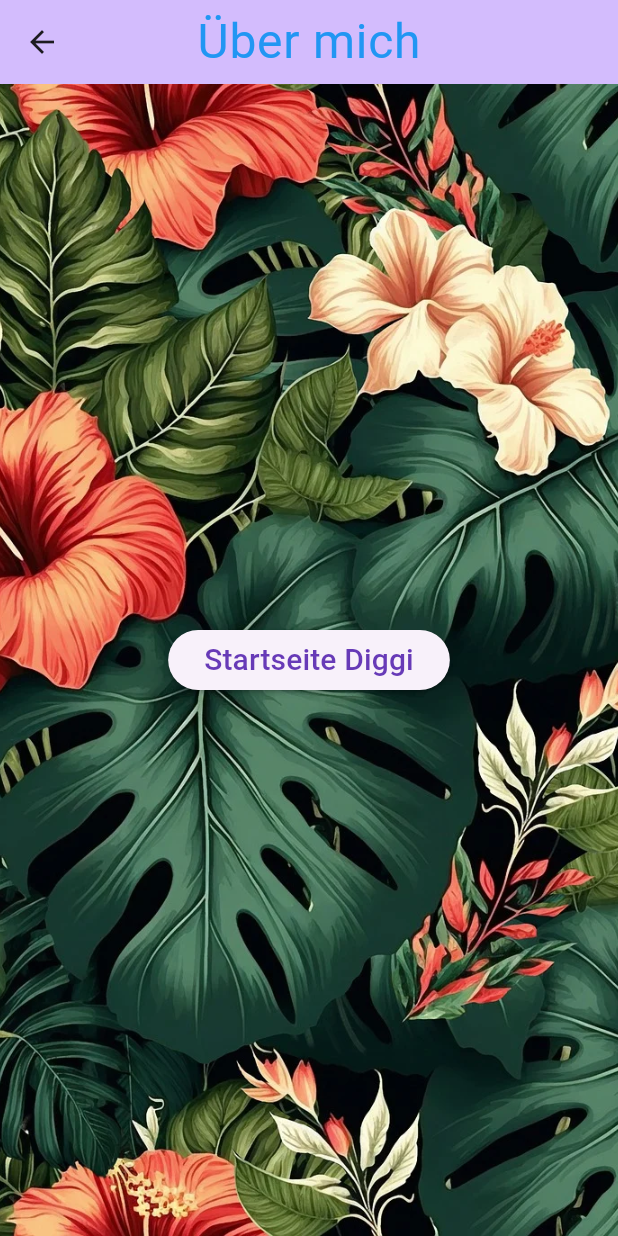
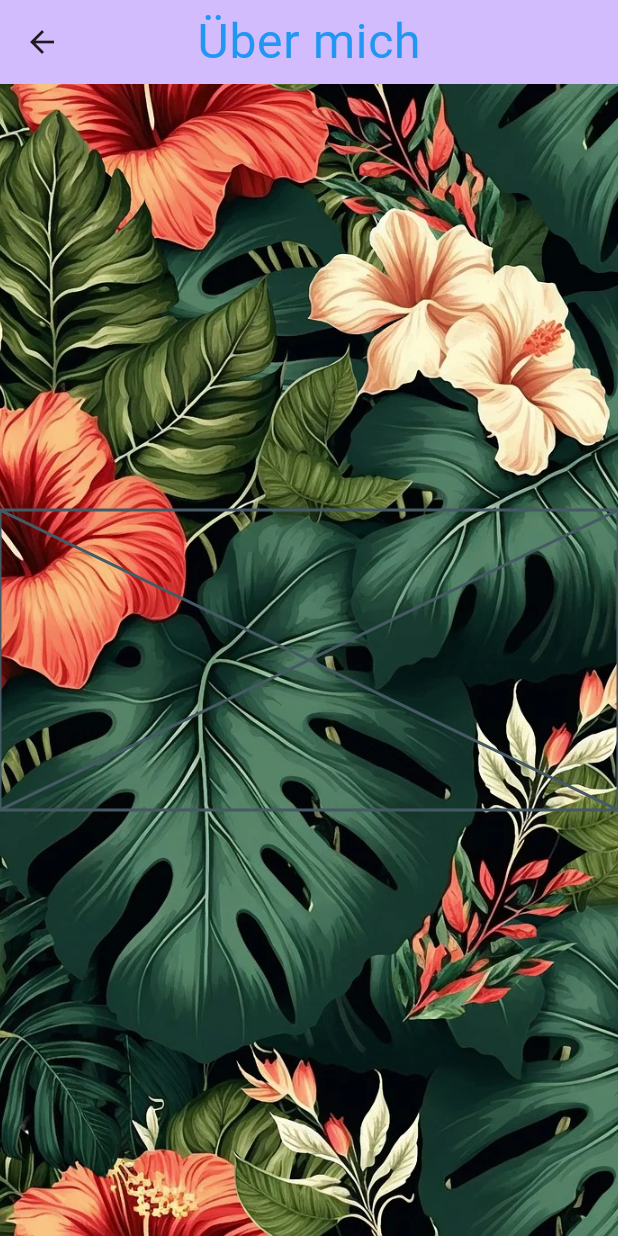
Before and after one commit to Dmuldoraf/portfolio_947134, a Flutter app: the AboutScreenState screen opened by its route, on a phone screen of 412 x 824 dp. Run offline on Flutter 3.47's test engine with Material 3 defaults, Android fonts, the phone set to English and light mode, and no system bars; our stand-ins replace animated_text_kit, google_fonts.

Commit message:
refactor: delete unused widgets

```diff
--- a/lib/presentation/Widgets/navigation_button.dart
+++ /dev/null
@@ -1,21 +0,0 @@
-import 'package:flutter/material.dart';
-import 'package:google_fonts/google_fonts.dart';
-
-class NavigationButton extends StatelessWidget {
-  final String name;
-  final String route;
-  const NavigationButton({super.key, required this.name, required this.route});
-
-  @override
-  Widget build(BuildContext context) {
-    return Padding(
-      padding: const EdgeInsets.all(12.0),
-      child: ElevatedButton(
-        onPressed: () => Navigator.pushNamed(context, route),
-        child: Text(name,
-            style:
-                GoogleFonts.russoOne(textStyle: const TextStyle(fontSize: 20))),
-      ),
-    );
-  }
-}
--- a/lib/presentation/about_page/abaout_screen.dart
+++ b/lib/presentation/about_page/abaout_screen.dart
@@ -1,6 +1,6 @@
 import 'package:flutter/material.dart';
 import 'package:google_fonts/google_fonts.dart';
-import 'package:portfolio_947134/presentation/Widgets/navigation_button.dart';
+
 
 class AboutScreenState extends StatelessWidget {
   const AboutScreenState({super.key});
@@ -27,7 +27,10 @@ class AboutScreenState extends StatelessWidget {
           child: Column(
             mainAxisAlignment: MainAxisAlignment.center,
             children: [
-              NavigationButton(name: 'Startseite Diggi', route: '/'),
+              Placeholder(
+                fallbackHeight: 200,
+                fallbackWidth: 200,
+              ),
             ],
           ),
         ),
```
Also changed, not shown: lib/presentation/Widgets/appbar.dart (deleted, +0 -27 lines).
